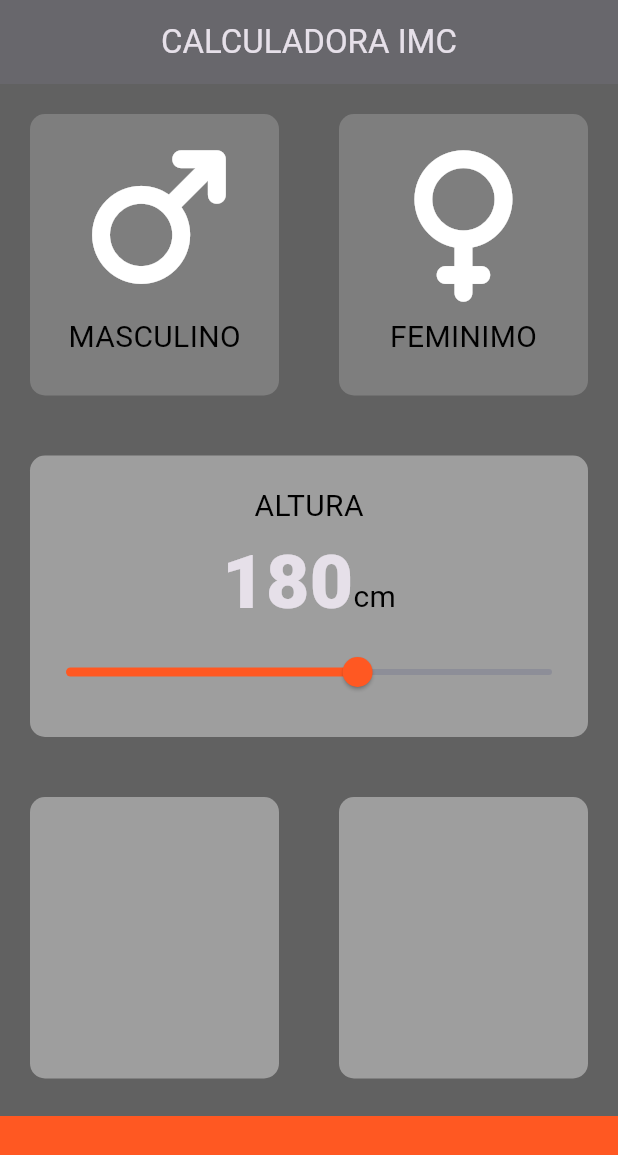
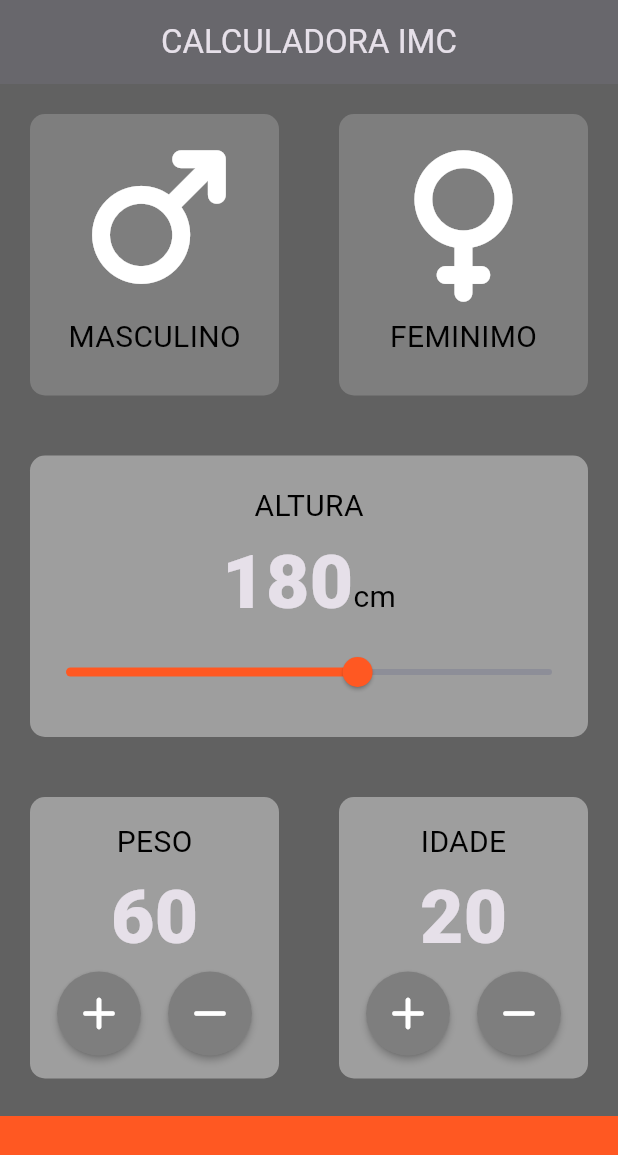
Before and after one commit to PauloDev13/imccalc-flutter, a Flutter app: the screen it shows after launch, on a phone screen of 412 x 824 dp. Shown: the top 1155 px of the screen. Run offline on Flutter 3.47's test engine with Material 3 defaults, Android fonts, the phone set to English and light mode, and no system bars; our stand-ins replace font_awesome_flutter.

Commit message:
Implementing weight and age options

```diff
--- a/lib/tela_principal.dart
+++ b/lib/tela_principal.dart
@@ -22,6 +22,8 @@ class _TelaPrincipalState extends State<TelaPrincipal> {
   // Variável do tipo opcional (pode ser nula)
   Genero? sexoSelecionado;
   int altura = 180;
+  int peso = 60;
+  int idade =20;
 
   // Color corCartaoMasculinoPadrao = corInativaCartao;
   // Color corCartaoFemininoPadrao = corInativaCartao;
@@ -125,7 +127,7 @@ class _TelaPrincipalState extends State<TelaPrincipal> {
                     value: altura.toDouble(),
                     min: 120.0,
                     max: 220.0,
-                    onChanged: (double novoValor){
+                    onChanged: (double novoValor) {
                       setState(() {
                         altura = novoValor.round();
                       });
@@ -142,12 +144,80 @@ class _TelaPrincipalState extends State<TelaPrincipal> {
                   child: CartaoPadrao(
                     aoPressionar: (){},
                     cor: kCorAtivaCartao,
+                    filhosCartao: Column(
+                      mainAxisAlignment: MainAxisAlignment.center,
+                      children: <Widget>[
+                        Text(
+                          'PESO',
+                          style: kDescricaoTextStyle,
+                        ),
+                        Text(
+                          peso.toString(),
+                          style: kNumerosTextStyle,
+                        ),
+                        Row(
+                          mainAxisAlignment: MainAxisAlignment.spaceEvenly,
+                          children: <Widget>[
+                            BotaoArredondado(
+                              icone: FontAwesomeIcons.plus,
+                              aoPressionar: () {
+                                setState(() {
+                                  peso++;
+                                });
+                              },
+                            ),
+                            BotaoArredondado(
+                              icone: FontAwesomeIcons.minus,
+                              aoPressionar: () {
+                                setState(() {
+                                  peso--;
+                                });
+                              },
+                            ),
+                          ],
+                        ),
+                      ],
+                    ),
                   ),
                 ),
                 Expanded(
                   child: CartaoPadrao(
                     aoPressionar: (){},
                     cor: kCorAtivaCartao,
+                    filhosCartao: Column(
+                      mainAxisAlignment: MainAxisAlignment.center,
+                      children: <Widget>[
+                        Text(
+                          'IDADE',
+                          style: kDescricaoTextStyle,
+                        ),
+                        Text(
+                          idade.toString(),
+                          style: kNumerosTextStyle,
+                        ),
+                        Row(
+                          mainAxisAlignment: MainAxisAlignment.spaceEvenly,
+                          children: <Widget>[
+                            BotaoArredondado(
+                              icone: FontAwesomeIcons.plus,
+                              aoPressionar: () {
+                                setState(() {
+                                  idade++;
+                                });
+                              },
+                            ),
+                            BotaoArredondado(
+                              icone: FontAwesomeIcons.minus,
+                              aoPressionar: () {
+                                setState(() {
+                                  idade--;
+                                });
+                              },
+                            ),
+                          ],
+                        ),
+                      ],
+                    ),
                   ),
                 ),
               ],
@@ -164,3 +234,31 @@ class _TelaPrincipalState extends State<TelaPrincipal> {
     );
   }
 }
+
+class BotaoArredondado extends StatelessWidget {
+  final IconData icone;
+  final VoidCallback aoPressionar;
+
+  const BotaoArredondado({
+    super.key,
+    required this.icone,
+    required this.aoPressionar
+
+  });
+
+  @override
+  Widget build(BuildContext context) {
+    return RawMaterialButton(
+      constraints: BoxConstraints.tightFor(
+        width: 56.0,
+        height: 56.0
+      ),
+      shape: CircleBorder(),
+      fillColor: Color(0xFF7e7e7e),
+      onPressed: aoPressionar,
+      child: Icon(
+        icone,
+      ),
+    );
+  }
+}
```
Also changed, not shown: lib/tela_resultados.dart (added).
